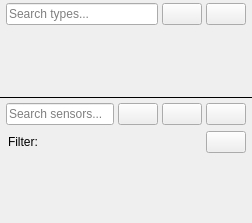
Alexey-Nikolaevic-B/2042_sensor_testing, file front/qt/col_1.ui: the form before one commit.
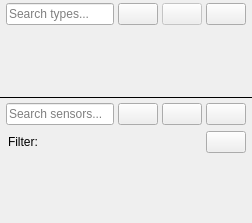
The form after the commit.

Diff of the .ui file:
```diff
--- a/front/qt/col_1.ui
+++ b/front/qt/col_1.ui
@@ -36,6 +36,17 @@
         <property name="maximumHeight"><number>28</number></property>
        </widget>
       </item>
+      <item>
+       <widget class="QPushButton" name="btn_edit_type">
+        <property name="text"><string/></property>
+        <property name="toolTip"><string>Edit selected sensor type</string></property>
+        <property name="enabled"><bool>false</bool></property>
+        <property name="minimumWidth"><number>28</number></property>
+        <property name="maximumWidth"><number>28</number></property>
+        <property name="minimumHeight"><number>28</number></property>
+        <property name="maximumHeight"><number>28</number></property>
+       </widget>
+      </item>
       <item>
        <widget class="QPushButton" name="btn_delete_type">
         <property name="text"><string/></property>
```
